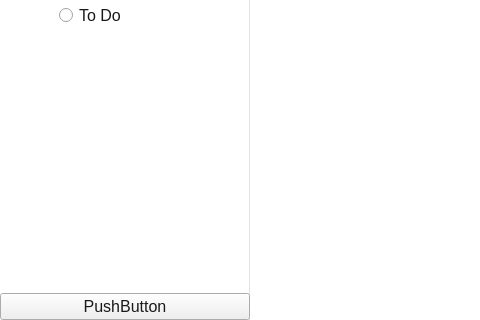
The window that src/mainwindow.ui (Gitnoter/vemoria2) describes before a commit, drawn with Qt 5; both pictures show x 0 to 480 and y 402 to 722 of the 1189 by 722 pixel window.
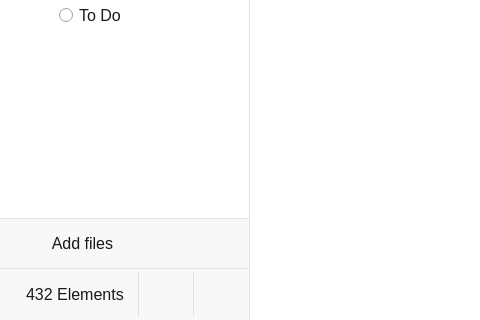
The same window after the commit. Icons and pictures are not drawn.

Commit message: complete gridSidebarBottomWidget

What changed in the file:
```diff
--- a/src/mainwindow.ui
+++ b/src/mainwindow.ui
@@ -38,6 +38,10 @@
 QPushButton:hover{
 	color:#1ca3c4;
 	cursor:pointer;
+}
+
+QGroupBox{
+	border:none;
 }</string>
    </property>
    <layout class="QGridLayout" name="gridLayout">
@@ -826,6 +830,18 @@
            </item>
            <item alignment="Qt::AlignBottom">
             <widget class="QWidget" name="gridSidebarBottomWidget" native="true">
+             <property name="minimumSize">
+              <size>
+               <width>0</width>
+               <height>0</height>
+              </size>
+             </property>
+             <property name="styleSheet">
+              <string notr="true">#gridSidebarBottomWidget{
+	background-color:#f8f8f8;
+	margin-right:1px;
+}</string>
+             </property>
              <layout class="QGridLayout" name="gridLayout_3">
               <property name="leftMargin">
                <number>0</number>
@@ -843,10 +859,248 @@
                <number>0</number>
               </property>
               <item row="0" column="0">
-               <widget class="QPushButton" name="pushButton_3">
-                <property name="text">
-                 <string>PushButton</string>
+               <widget class="QGroupBox" name="groupBox_6">
+                <property name="styleSheet">
+                 <string notr="true">#groupBox_6{
+	border:none;
+}</string>
                 </property>
+                <property name="title">
+                 <string/>
+                </property>
+                <layout class="QGridLayout" name="gridLayout_14">
+                 <property name="leftMargin">
+                  <number>0</number>
+                 </property>
+                 <property name="topMargin">
+                  <number>0</number>
+                 </property>
+                 <property name="rightMargin">
+                  <number>0</number>
+                 </property>
+                 <property name="bottomMargin">
+                  <number>0</number>
+                 </property>
+                 <property name="spacing">
+                  <number>0</number>
+                 </property>
+                 <item row="0" column="0">
+                  <layout class="QFormLayout" name="formLayout_11">
+                   <property name="horizontalSpacing">
+                    <number>0</number>
+                   </property>
+                   <property name="verticalSpacing">
+                    <number>0</number>
+                   </property>
+                   <item row="0" column="0" colspan="2">
+                    <widget class="QGroupBox" name="groupBox_7">
+                     <property name="styleSheet">
+                      <string notr="true"/>
+                     </property>
+                     <property name="title">
+                      <string/>
+                     </property>
+                     <layout class="QGridLayout" name="gridLayout_15">
+                      <property name="leftMargin">
+                       <number>0</number>
+                      </property>
+                      <property name="topMargin">
+                       <number>0</number>
+                      </property>
+                      <property name="rightMargin">
+                       <number>0</number>
+                      </property>
+                      <property name="bottomMargin">
+                       <number>0</number>
+                      </property>
+                      <property name="spacing">
+                       <number>0</number>
+                      </property>
+                      <item row="0" column="0">
+                       <layout class="QFormLayout" name="formLayout_12">
+                        <property name="horizontalSpacing">
+                         <number>0</number>
+                        </property>
+                        <property name="verticalSpacing">
+                         <number>0</number>
+                        </property>
+                        <item row="0" column="0" colspan="2">
+                         <widget class="QPushButton" name="addButton">
+                          <property name="cursor">
+                           <cursorShape>PointingHandCursor</cursorShape>
+                          </property>
+                          <property name="styleSheet">
+                           <string notr="true">#addButton{
+	text-align:left;
+	padding-top:15px;
+	padding-bottom:15px;
+	padding-left:26px;
+	margin-right:1px;
+	background-color:#f8f8f8;
+	border:none;
+	border-top:1px solid #e3e3e3;
+	border-bottom:1px solid #e3e3e3;
+}
+
+#addButton:hover{
+	color:#191919;
+	background-color:#eeeeee;
+}</string>
+                          </property>
+                          <property name="text">
+                           <string>      Add files</string>
+                          </property>
+                          <property name="icon">
+                           <iconset>
+                            <normaloff>../../../pic/add-files.png</normaloff>../../../pic/add-files.png</iconset>
+                          </property>
+                          <property name="iconSize">
+                           <size>
+                            <width>18</width>
+                            <height>17</height>
+                           </size>
+                          </property>
+                          <property name="autoRepeat">
+                           <bool>false</bool>
+                          </property>
+                          <property name="flat">
+                           <bool>true</bool>
+                          </property>
+                         </widget>
+                        </item>
+                       </layout>
+                      </item>
+                     </layout>
+                    </widget>
+                   </item>
+                   <item row="1" column="1">
+                    <widget class="QGroupBox" name="groupBox_8">
+                     <property name="styleSheet">
+                      <string notr="true">#groupBox_8{
+	padding-left:26px;
+}</string>
+                     </property>
+                     <property name="title">
+                      <string/>
+                     </property>
+                     <layout class="QGridLayout" name="gridLayout_16">
+                      <property name="leftMargin">
+                       <number>0</number>
+                      </property>
+                      <property name="topMargin">
+                       <number>0</number>
+                      </property>
+                      <property name="rightMargin">
+                       <number>0</number>
+                      </property>
+                      <property name="bottomMargin">
+                       <number>0</number>
+                      </property>
+                      <property name="spacing">
+                       <number>0</number>
+                      </property>
+                      <item row="0" column="0">
+                       <layout class="QHBoxLayout" name="horizontalLayout_2" stretch="6,3,3">
+                        <property name="spacing">
+                         <number>0</number>
+                        </property>
+                        <item>
+                         <widget class="QLabel" name="label_4">
+                          <property name="text">
+                           <string>432 Elements</string>
+                          </property>
+                         </widget>
+                        </item>
+                        <item>
+                         <widget class="QPushButton" name="syncButton">
+                          <property name="cursor">
+                           <cursorShape>PointingHandCursor</cursorShape>
+                          </property>
+                          <property name="toolTip">
+                           <string>Sync</string>
+                          </property>
+                          <property name="styleSheet">
+                           <string notr="true">#syncButton{
+	padding-top:13px;
+	padding-bottom:13px;
+	border:none;
+	background-color:none;
+	border-left:1px solid #e3e3e3;
+	padding-left:1px;
+	border-right:1px solid #e3e3e3;
+	padding-right:1px;
+}
+
+#syncButton:hover{
+	background-color:#eeeeee;
+}</string>
+                          </property>
+                          <property name="text">
+                           <string/>
+                          </property>
+                          <property name="icon">
+                           <iconset>
+                            <normaloff>../../../pic/sync.png</normaloff>../../../pic/sync.png</iconset>
+                          </property>
+                          <property name="iconSize">
+                           <size>
+                            <width>18</width>
+                            <height>23</height>
+                           </size>
+                          </property>
+                          <property name="flat">
+                           <bool>true</bool>
+                          </property>
+                         </widget>
+                        </item>
+                        <item>
+                         <widget class="QPushButton" name="saveButton">
+                          <property name="cursor">
+                           <cursorShape>PointingHandCursor</cursorShape>
+                          </property>
+                          <property name="toolTip">
+                           <string>Save</string>
+                          </property>
+                          <property name="styleSheet">
+                           <string notr="true">#saveButton{
+	padding-top:16px;
+	padding-bottom:16px;
+	border:none;
+	background-color:none;
+	margin:0;
+	margin-right:1px;
+}
+
+#saveButton:hover{
+	background-color:#eeeeee;
+}</string>
+                          </property>
+                          <property name="text">
+                           <string/>
+                          </property>
+                          <property name="icon">
+                           <iconset>
+                            <normaloff>../../../pic/save-button.png</normaloff>../../../pic/save-button.png</iconset>
+                          </property>
+                          <property name="iconSize">
+                           <size>
+                            <width>18</width>
+                            <height>17</height>
+                           </size>
+                          </property>
+                          <property name="flat">
+                           <bool>true</bool>
+                          </property>
+                         </widget>
+                        </item>
+                       </layout>
+                      </item>
+                     </layout>
+                    </widget>
+                   </item>
+                  </layout>
+                 </item>
+                </layout>
                </widget>
               </item>
              </layout>
```
